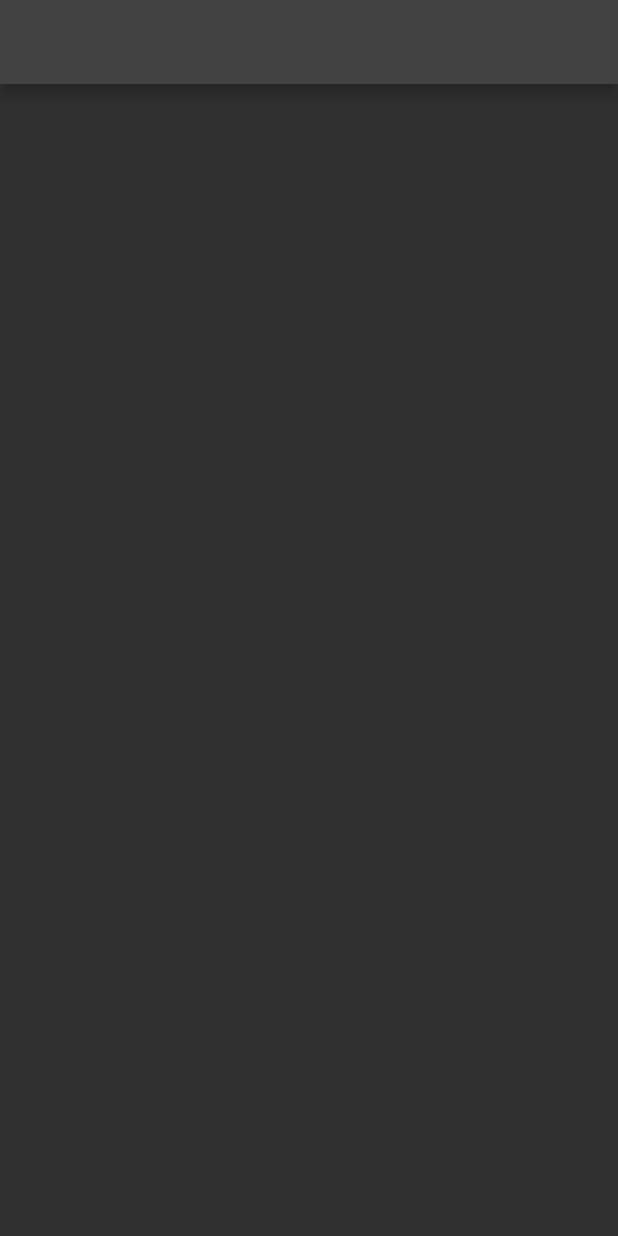
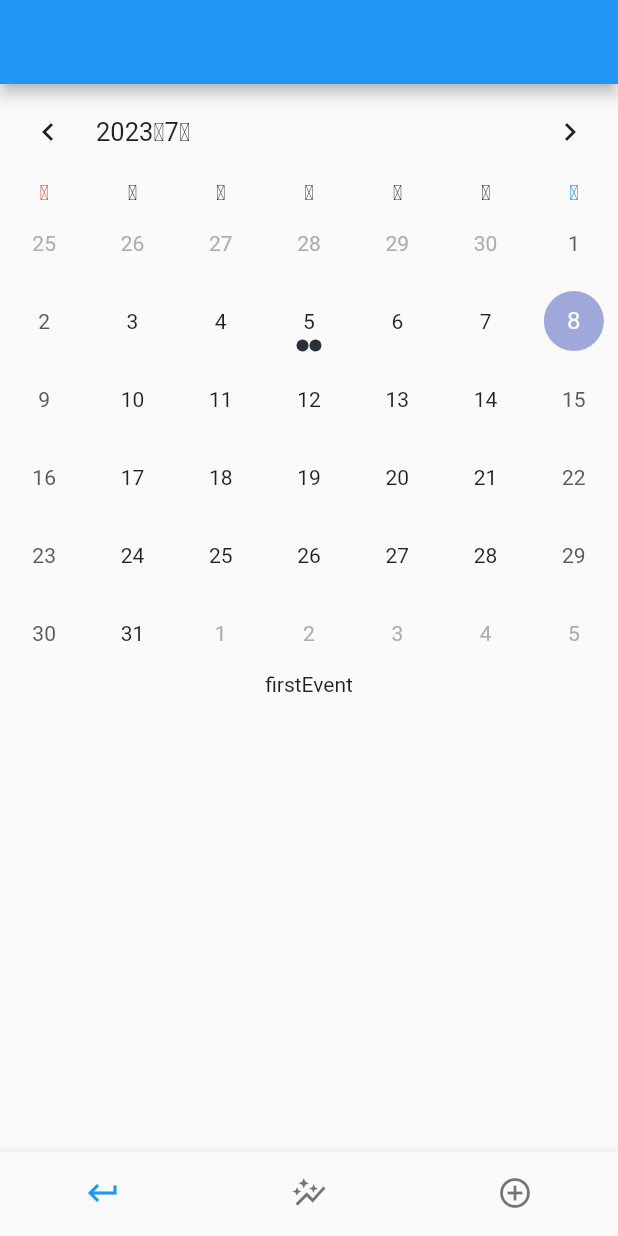
Before and after one commit to Kate941-su/pressure_management, a Flutter app: the screen it shows after launch, on a phone screen of 412 x 824 dp. Run offline on Flutter 3.47's test engine with Material 2 defaults, Android fonts, the light colour scheme and no system bars; drawn by our look-alikes of table_calendar; our stand-ins replace flutter_riverpod, freezed_annotation, hooks_riverpod.

Commit message:
選択された日付がハイライト表示されることを確認

```diff
--- /dev/null
+++ b/lib/datetime/datetime_provider.dart
@@ -0,0 +1,8 @@
+import 'package:hooks_riverpod/hooks_riverpod.dart';
+import 'datetime_notifier.dart';
+
+final selectDayProvider = StateNotifierProvider<DatetimeNotifier, DateTime>(
+    (ref) => DatetimeNotifier());
+
+final focusDayProvider = StateNotifierProvider<DatetimeNotifier, DateTime>(
+(ref) => DatetimeNotifier());
--- a/lib/main.dart
+++ b/lib/main.dart
@@ -1,8 +1,12 @@
 import 'package:flutter/material.dart';
+import 'package:flutter_training/main_page/main_page.dart';
 import 'package:hooks_riverpod/hooks_riverpod.dart';
+import 'package:intl/date_symbol_data_local.dart';
+import 'package:table_calendar/table_calendar.dart';
 
 void main() {
-  runApp(const ProviderScope(child: MyApp()));
+  initializeDateFormatting('ja')
+      .then((_) => runApp(const ProviderScope(child: MyApp())));
 }
 
 class MyApp extends ConsumerWidget {
@@ -11,11 +15,29 @@ class MyApp extends ConsumerWidget {
   @override
   Widget build(BuildContext context, WidgetRef ref) {
     return MaterialApp(
-      title: 'Instagram Clone',
-      theme: ThemeData.dark(),
+      title: 'Pressure Management',
+      theme: ThemeData.light(),
       home: Scaffold(
         appBar: AppBar(),
-        body: Container(),
+        body: MainPage(),
+        bottomNavigationBar: BottomNavigationBar(
+          showSelectedLabels: false,
+          showUnselectedLabels: false,
+          items: const [
+            BottomNavigationBarItem(
+              icon: Icon(Icons.keyboard_return),
+              label: 'Home',
+            ),
+            BottomNavigationBarItem(
+              icon: Icon(Icons.auto_graph),
+              label: 'Open Dialog',
+            ),
+            BottomNavigationBarItem(
+              icon: Icon(Icons.add_circle_outline),
+              label: '',
+            ),
+          ],
+        ),
       ),
     );
   }
--- /dev/null
+++ b/lib/main_page/calendar_item.dart
@@ -0,0 +1,39 @@
+import 'package:intl/intl.dart';
+import 'package:table_calendar/table_calendar.dart';
+import 'package:hooks_riverpod/hooks_riverpod.dart';
+import 'package:flutter/material.dart';
+import 'package:table_calendar/table_calendar.dart';
+
+import '../datetime/datetime_provider.dart';
+
+class CalendarItem extends ConsumerWidget {
+  const CalendarItem({
+    required this.day,
+    super.key,
+  });
+
+  final DateTime day;
+
+  Color getWeekdayTextColor() {
+    if (day.weekday == DateTime.saturday) {
+      return Colors.blue;
+    } else if (day.weekday == DateTime.sunday) {
+      return Colors.red;
+    } else {
+      return Colors.black;
+    }
+  }
+
+  @override
+  Widget build(BuildContext context, WidgetRef ref) {
+    final selectedDay = ref.watch(selectDayProvider);
+    final focusedDay = ref.watch(focusDayProvider);
+    final text = DateFormat.E('ja').format(day);
+    return Center(
+      child: Text(
+        text,
+        style: TextStyle(color: getWeekdayTextColor()),
+      ),
+    );
+  }
+}
--- /dev/null
+++ b/lib/main_page/main_page.dart
@@ -0,0 +1,51 @@
+import 'package:flutter/cupertino.dart';
+import 'package:flutter/material.dart';
+import 'package:flutter_riverpod/flutter_riverpod.dart';
+import 'package:flutter_training/datetime/datetime_provider.dart';
+import 'package:flutter_training/main_page/calendar_item.dart';
+import 'package:table_calendar/table_calendar.dart';
+
+class MainPage extends ConsumerWidget {
+  MainPage({super.key});
+
+  // has a state
+  final sampleEvents = {
+    DateTime.now(): ['firstEvent', 'secondEvent'],
+    DateTime.utc(2023, 7, 5): ['thirdEvent', 'fourthEvent']
+  };
+
+  // has a state
+
+  @override
+  Widget build(BuildContext context, WidgetRef ref) {
+    final selectedDay = ref.watch(selectDayProvider);
+    final focusedDay = ref.watch(focusDayProvider);
+    return Column(
+      children: [
+        TableCalendar(
+            calendarBuilders: CalendarBuilders(dowBuilder: (context, day) {
+              return CalendarItem(day: day);
+            }),
+            eventLoader: (date) {
+              return sampleEvents[date] ?? [];
+            },
+            availableGestures: AvailableGestures.all,
+            selectedDayPredicate: (day) => day == focusedDay,
+            firstDay: DateTime.utc(2010, 10, 16),
+            lastDay: DateTime.utc(2030, 3, 14),
+            focusedDay: focusedDay,
+            shouldFillViewport: false,
+            locale: 'ja_JP',
+            availableCalendarFormats: const {
+              CalendarFormat.month: 'Month',
+            },
+            onDaySelected: (selectDay, focusDay) {
+              ref.read(focusDayProvider.notifier).setDatetime(selectDay);
+            }),
+        Expanded(child: Text(
+            sampleEvents[selectedDay] != null ? sampleEvents[selectedDay]![0] : ''
+        ))
+      ],
+    );
+  }
+}
--- /dev/null
+++ b/lib/pressure/mocked_pressure_items_map.dart
@@ -0,0 +1,27 @@
+import 'package:flutter_training/pressure/pressure_item.dart';
+
+final Map<DateTime, List<PressureItem>> mockedPressureItemsMap = {
+  DateTime(2023, 8, 5): [
+    PressureItem(maxPressure: 130, minPressure: 100, pulse: 90),
+    PressureItem(maxPressure: 130, minPressure: 100, pulse: 90),
+  ],
+  DateTime(2023, 8, 6): [
+    PressureItem(maxPressure: 130, minPressure: 100, pulse: 90),
+    PressureItem(maxPressure: 130, minPressure: 100, pulse: 90),
+  ],
+  DateTime(2023, 8, 7): [
+    PressureItem(maxPressure: 130, minPressure: 100, pulse: 90),
+  ],
+  DateTime(2023, 8, 8): [
+
+  ],
+  DateTime(2023, 8, 9): [
+    PressureItem(maxPressure: 130, minPressure: 100, pulse: 90),
+    PressureItem(maxPressure: 130, minPressure: 100, pulse: 90),
+    PressureItem(maxPressure: 130, minPressure: 100, pulse: 90),
+    PressureItem(maxPressure: 130, minPressure: 100, pulse: 90),
+    PressureItem(maxPressure: 130, minPressure: 100, pulse: 90),
+    PressureItem(maxPressure: 130, minPressure: 100, pulse: 90),
+  ],
+
+};
--- a/pubspec.yaml
+++ b/pubspec.yaml
@@ -22,6 +22,8 @@ dependencies:
   dio: 5.1.2
   json_serializable: ^6.7.0
   hooks_riverpod: ^2.3.4
+  table_calendar: ^3.0.9
+  intl: ^0.18.1
 
 
 dev_dependencies:
```
Also changed, not shown: lib/datetime/datetime_notifier.dart (added, +9 -0 lines), lib/pressure/pressure_item.dart (added, +13 -0 lines), lib/pressure/pressure_notifier.dart (added, +20 -0 lines), lib/pressure/pressure_item.freezed.dart (added), pubspec.lock.
